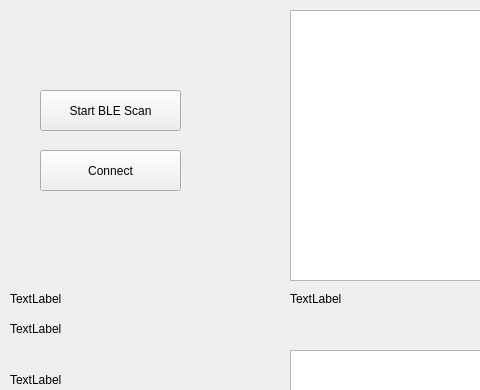
This is PC_Host/mainwindow.ui in michgz/TimeSyncedBLE as Qt 5 draws it before an edit; both pictures show x 0 to 480 and y 0 to 390 of the 800 by 600 pixel window. The edited form follows.
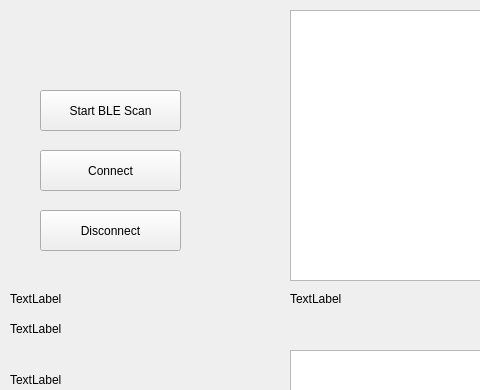
This is the edited form. Custom widgets are drawn as their Qt base class.

Commit message: Add a disconnect button

```diff
--- a/PC_Host/mainwindow.ui
+++ b/PC_Host/mainwindow.ui
@@ -170,6 +170,19 @@
      </rect>
     </property>
    </widget>
+   <widget class="QPushButton" name="disconnectButton">
+    <property name="geometry">
+     <rect>
+      <x>40</x>
+      <y>210</y>
+      <width>141</width>
+      <height>41</height>
+     </rect>
+    </property>
+    <property name="text">
+     <string>Disconnect</string>
+    </property>
+   </widget>
   </widget>
   <widget class="QMenuBar" name="menubar">
    <property name="geometry">
```
The commit also changes 2 other files.
